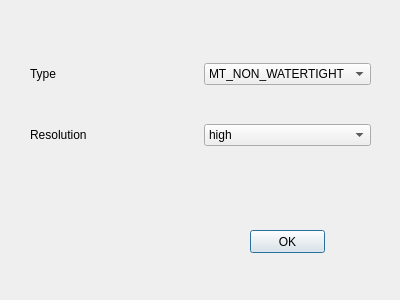
Above: RapidScan/mesh.ui from Shining3D/sdk-demo-cpp-rapid before the change. Below: the same form after it.
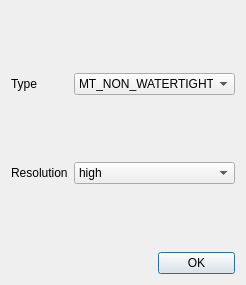
That is the form after the change.

The edit to the form file:
```diff
--- a/RapidScan/mesh.ui
+++ b/RapidScan/mesh.ui
@@ -6,46 +6,28 @@
    <rect>
     <x>0</x>
     <y>0</y>
-    <width>400</width>
-    <height>300</height>
+    <width>246</width>
+    <height>285</height>
    </rect>
   </property>
+  <property name="minimumSize">
+   <size>
+    <width>246</width>
+    <height>285</height>
+   </size>
+  </property>
   <property name="windowTitle">
    <string>Dialog</string>
   </property>
-  <widget class="QPushButton" name="pushButton_mesh">
-   <property name="geometry">
-    <rect>
-     <x>250</x>
-     <y>230</y>
-     <width>75</width>
-     <height>23</height>
-    </rect>
-   </property>
-   <property name="text">
-    <string>OK</string>
-   </property>
-  </widget>
-  <widget class="QWidget" name="layoutWidget">
-   <property name="geometry">
-    <rect>
-     <x>30</x>
-     <y>30</y>
-     <width>341</width>
-     <height>151</height>
-    </rect>
-   </property>
-   <layout class="QVBoxLayout" name="verticalLayout">
-    <item>
-     <layout class="QHBoxLayout" name="horizontalLayout">
-      <item>
+  <layout class="QGridLayout" name="gridLayout">
+   <item row="2" column="0">
        <widget class="QLabel" name="label">
         <property name="text">
          <string>Type</string>
         </property>
        </widget>
       </item>
-      <item>
+   <item row="2" column="2" colspan="2">
        <widget class="QComboBox" name="comboBox_type">
         <item>
          <property name="text">
@@ -59,18 +41,7 @@
         </item>
        </widget>
       </item>
-     </layout>
-    </item>
-    <item>
-     <layout class="QHBoxLayout" name="horizontalLayout_2">
-      <item>
-       <widget class="QLabel" name="label_2">
-        <property name="text">
-         <string>Resolution</string>
-        </property>
-       </widget>
-      </item>
-      <item>
+   <item row="5" column="2" colspan="2">
        <widget class="QComboBox" name="comboBox_2">
         <item>
          <property name="text">
@@ -89,10 +60,60 @@
         </item>
        </widget>
       </item>
-     </layout>
-    </item>
-   </layout>
-  </widget>
+   <item row="5" column="0" colspan="2">
+    <widget class="QLabel" name="label_2">
+     <property name="text">
+      <string>Resolution</string>
+     </property>
+    </widget>
+   </item>
+   <item row="7" column="3">
+    <widget class="QPushButton" name="pushButton_mesh">
+     <property name="text">
+      <string>OK</string>
+     </property>
+    </widget>
+   </item>
+   <item row="3" column="0">
+    <spacer name="verticalSpacer_2">
+     <property name="orientation">
+      <enum>Qt::Vertical</enum>
+     </property>
+     <property name="sizeHint" stdset="0">
+      <size>
+       <width>20</width>
+       <height>55</height>
+      </size>
+     </property>
+    </spacer>
+   </item>
+   <item row="6" column="0">
+    <spacer name="verticalSpacer">
+     <property name="orientation">
+      <enum>Qt::Vertical</enum>
+     </property>
+     <property name="sizeHint" stdset="0">
+      <size>
+       <width>20</width>
+       <height>55</height>
+      </size>
+     </property>
+    </spacer>
+   </item>
+   <item row="1" column="0">
+    <spacer name="verticalSpacer_3">
+     <property name="orientation">
+      <enum>Qt::Vertical</enum>
+     </property>
+     <property name="sizeHint" stdset="0">
+      <size>
+       <width>20</width>
+       <height>55</height>
+      </size>
+     </property>
+    </spacer>
+   </item>
+  </layout>
  </widget>
  <resources/>
  <connections/>
```
Lines whose indentation alone changed are shown as unchanged.
